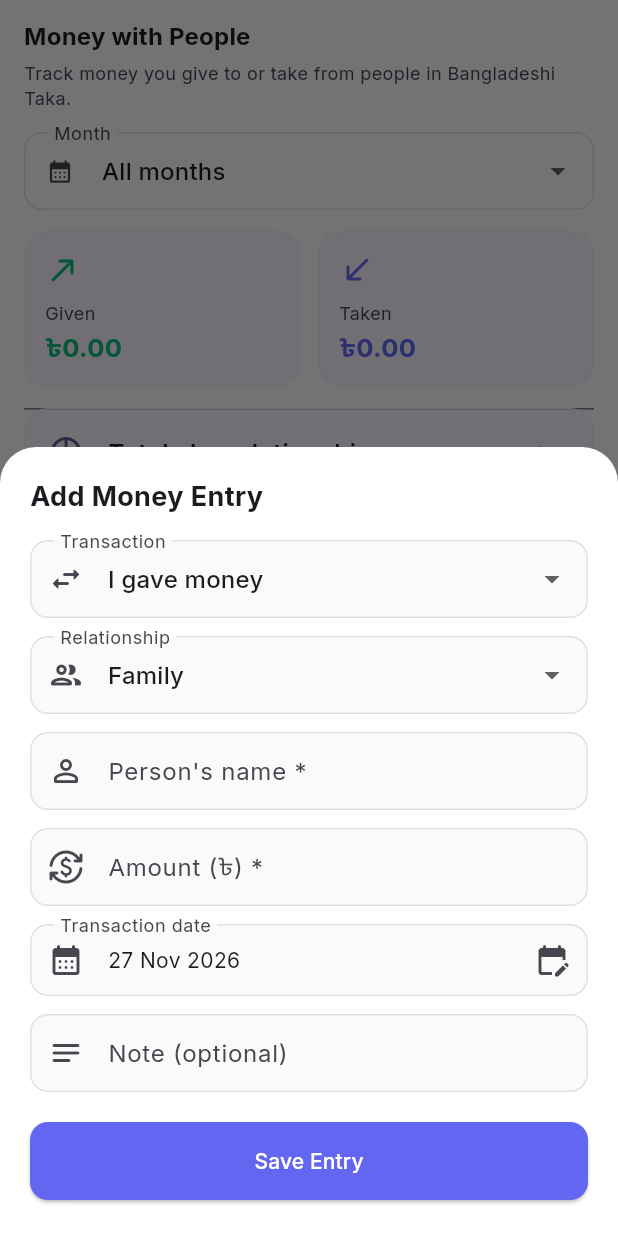
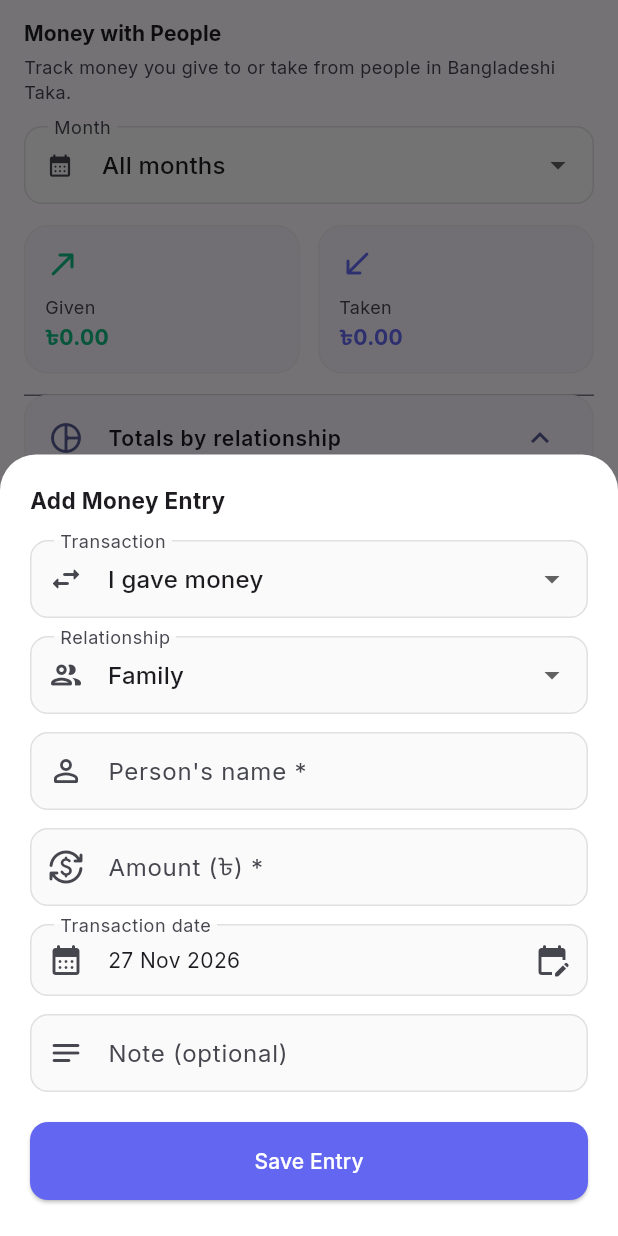
Before and after one commit to shakhawat-bijoy/Expense-Tracker, a Flutter app: the PeopleMoneyScreen screen opened directly, after a tap on "Totals by relationship", after a tap on "Add Entry", on a phone screen of 412 x 824 dp. Run offline on Flutter 3.47's test engine with Material 3 defaults, Android fonts, the phone set to English and light mode, and no system bars; our stand-ins replace connectivity_plus, fl_chart, flutter_animate, google_fonts, shared_preferences, sqflite and 1 more; accounts and stored records are empty; network calls fail.

Commit message:
Adjust text styles and improve entry interaction in PeopleMoneyScreen

```diff
--- a/lib/screens/people_money_screen.dart
+++ b/lib/screens/people_money_screen.dart
@@ -63,7 +63,7 @@ class _PeopleMoneyScreenState extends State<PeopleMoneyScreen> {
                 children: [
                   Text(
                     "Money with People",
-                    style: Theme.of(context).textTheme.titleMedium?.copyWith(
+                    style: Theme.of(context).textTheme.titleSmall?.copyWith(
                           fontWeight: FontWeight.bold,
                         ),
                   ),
@@ -132,7 +132,10 @@ class _PeopleMoneyScreenState extends State<PeopleMoneyScreen> {
                       leading: const Icon(Icons.pie_chart_outline_rounded),
                       title: const Text(
                         "Totals by relationship",
-                        style: TextStyle(fontWeight: FontWeight.w600),
+                        style: TextStyle(
+                          fontSize: 14,
+                          fontWeight: FontWeight.w600,
+                        ),
                       ),
                       children: [
                         for (final relationship in _relationships)
@@ -267,7 +270,7 @@ class _PeopleMoneyScreenState extends State<PeopleMoneyScreen> {
               const SizedBox(height: 12),
               const Text(
                 "No entries yet",
-                style: TextStyle(fontWeight: FontWeight.bold, fontSize: 16),
+                style: TextStyle(fontWeight: FontWeight.bold, fontSize: 14),
               ),
               const SizedBox(height: 6),
               const Text(
@@ -305,6 +308,11 @@ class _PeopleMoneyScreenState extends State<PeopleMoneyScreen> {
         return Card(
           margin: EdgeInsets.zero,
           child: ListTile(
+            onTap: () => _showEntrySheet(
+              context,
+              context.read<AppProvider>(),
+              initialEntry: entry,
+            ),
             leading: CircleAvatar(
               backgroundColor: color.withValues(alpha: 0.12),
               child: Icon(
@@ -314,7 +322,9 @@ class _PeopleMoneyScreenState extends State<PeopleMoneyScreen> {
             ),
             title: Text(
               "${isGiven ? "Given to" : "Taken from"} $person",
-              style: const TextStyle(fontWeight: FontWeight.w600),
+              style: Theme.of(context).textTheme.bodyMedium?.copyWith(
+                    fontWeight: FontWeight.w600,
+                  ),
             ),
             subtitle: Text(
               "${DateFormat("dd MMM yyyy").format(entry.date)}"
@@ -322,26 +332,12 @@ class _PeopleMoneyScreenState extends State<PeopleMoneyScreen> {
               maxLines: 2,
               overflow: TextOverflow.ellipsis,
             ),
-            trailing: Row(
-              mainAxisSize: MainAxisSize.min,
-              children: [
-                Text(
-                  _currency.format(entry.amount),
-                  style: TextStyle(
-                    fontWeight: FontWeight.bold,
-                    color: color,
-                  ),
-                ),
-                IconButton(
-                  tooltip: "Edit entry",
-                  onPressed: () => _showEntrySheet(
-                    context,
-                    context.read<AppProvider>(),
-                    initialEntry: entry,
-                  ),
-                  icon: const Icon(Icons.edit_outlined),
-                ),
-              ],
+            trailing: Text(
+              _currency.format(entry.amount),
+              style: TextStyle(
+                fontWeight: FontWeight.bold,
+                color: color,
+              ),
             ),
           ),
         );
@@ -395,7 +391,7 @@ class _PeopleMoneyScreenState extends State<PeopleMoneyScreen> {
                         ? "Add Money Entry"
                         : "Edit Money Entry",
                     style: const TextStyle(
-                      fontSize: 18,
+                      fontSize: 15,
                       fontWeight: FontWeight.bold,
                     ),
                   ),
@@ -604,7 +600,7 @@ class _TotalCard extends StatelessWidget {
               child: Text(
                 amount,
                 style: TextStyle(
-                  fontSize: 17,
+                  fontSize: 14,
                   fontWeight: FontWeight.bold,
                   color: color,
                 ),
```
